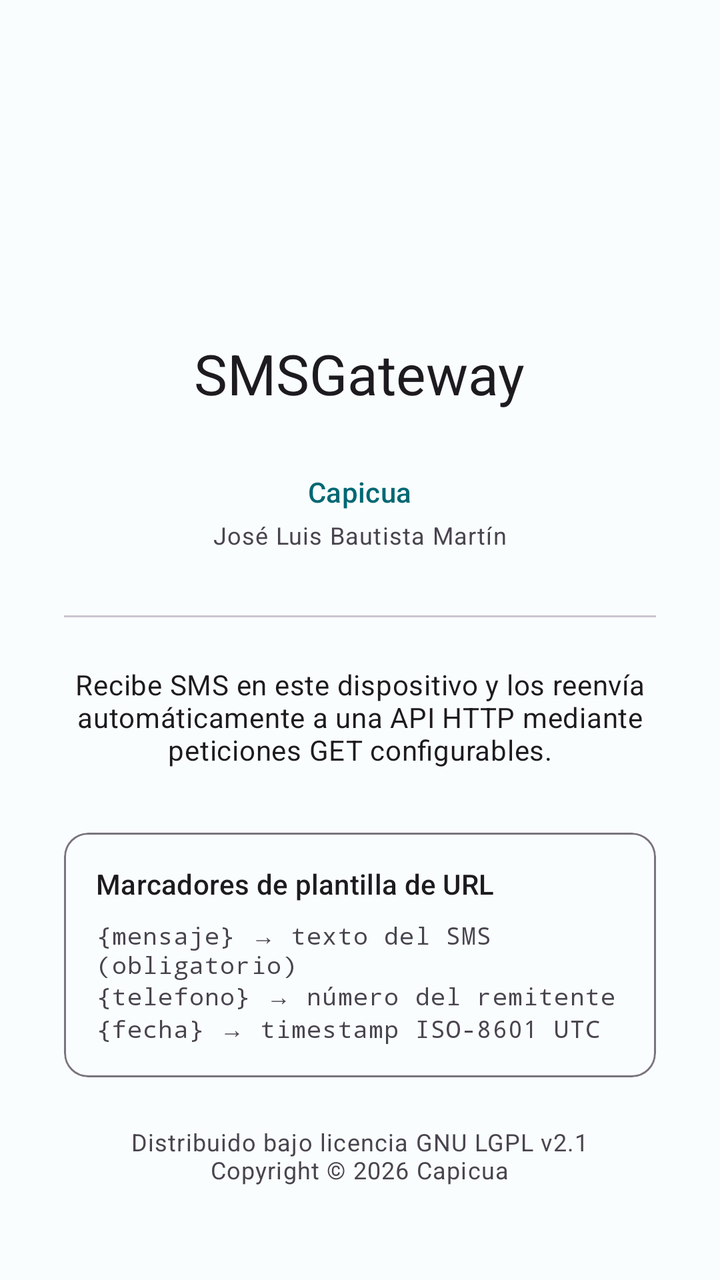
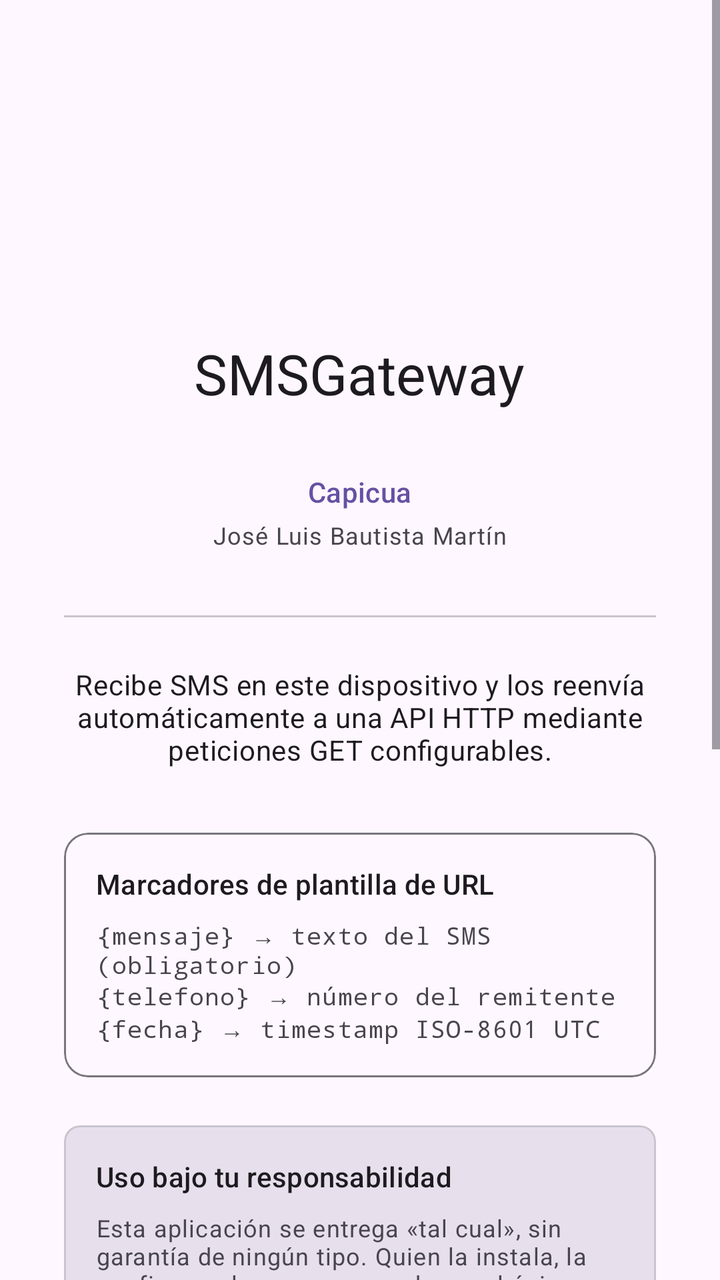

Compare the two renders of this Android layout. The source of the first and the diff that turns it into the second are given below.
<!-- AndroidManifest.xml: application theme Theme.SmsGateway -->
<!-- res/layout/fragment_about.xml -->
<?xml version="1.0" encoding="utf-8"?>
<ScrollView
    xmlns:android="http://schemas.android.com/apk/res/android"
    xmlns:app="http://schemas.android.com/apk/res-auto"
    android:layout_width="match_parent"
    android:layout_height="match_parent"
    android:fillViewport="true">

    <LinearLayout
        android:layout_width="match_parent"
        android:layout_height="wrap_content"
        android:orientation="vertical"
        android:gravity="center_horizontal"
        android:padding="32dp">

        
        <ImageView
            android:layout_width="96dp"
            android:layout_height="96dp"
            android:layout_marginTop="16dp"
            android:layout_marginBottom="24dp"
            android:src="@mipmap/ic_launcher"
            android:contentDescription="@string/app_name" />

        
        <TextView
            android:layout_width="wrap_content"
            android:layout_height="wrap_content"
            android:text="@string/app_name"
            android:textAppearance="@style/TextAppearance.Material3.HeadlineMedium"
            android:layout_marginBottom="4dp" />

        
        <TextView
            android:id="@+id/text_version"
            android:layout_width="wrap_content"
            android:layout_height="wrap_content"
            android:textAppearance="@style/TextAppearance.Material3.BodyMedium"
            android:textColor="?attr/colorOnSurfaceVariant"
            android:layout_marginBottom="8dp" />

        
        <TextView
            android:layout_width="wrap_content"
            android:layout_height="wrap_content"
            android:text="@string/about_empresa"
            android:textAppearance="@style/TextAppearance.Material3.TitleSmall"
            android:textColor="?attr/colorPrimary"
            android:layout_marginBottom="4dp" />

        
        <TextView
            android:layout_width="wrap_content"
            android:layout_height="wrap_content"
            android:text="@string/about_autor"
            android:textAppearance="@style/TextAppearance.Material3.BodySmall"
            android:textColor="?attr/colorOnSurfaceVariant"
            android:layout_marginBottom="32dp" />

        <com.google.android.material.divider.MaterialDivider
            android:layout_width="match_parent"
            android:layout_height="wrap_content"
            android:layout_marginBottom="24dp" />

        
        <TextView
            android:layout_width="match_parent"
            android:layout_height="wrap_content"
            android:text="@string/about_descripcion"
            android:textAppearance="@style/TextAppearance.Material3.BodyMedium"
            android:textAlignment="center"
            android:layout_marginBottom="32dp" />

        
        <com.google.android.material.card.MaterialCardView
            android:layout_width="match_parent"
            android:layout_height="wrap_content"
            android:layout_marginBottom="24dp"
            app:cardElevation="0dp"
            app:strokeColor="?attr/colorOutline"
            app:strokeWidth="1dp">

            <LinearLayout
                android:layout_width="match_parent"
                android:layout_height="wrap_content"
                android:orientation="vertical"
                android:padding="16dp">

                <TextView
                    android:layout_width="wrap_content"
                    android:layout_height="wrap_content"
                    android:text="@string/about_marcadores_titulo"
                    android:textAppearance="@style/TextAppearance.Material3.TitleSmall"
                    android:layout_marginBottom="8dp" />

                <TextView
                    android:layout_width="wrap_content"
                    android:layout_height="wrap_content"
                    android:text="@string/about_marcadores_detalle"
                    android:textAppearance="@style/TextAppearance.Material3.BodySmall"
                    android:fontFamily="monospace" />

            </LinearLayout>
        </com.google.android.material.card.MaterialCardView>

        
        <TextView
            android:layout_width="wrap_content"
            android:layout_height="wrap_content"
            android:text="@string/about_licencia"
            android:textAppearance="@style/TextAppearance.Material3.BodySmall"
            android:textColor="?attr/colorOnSurfaceVariant"
            android:textAlignment="center" />

    </LinearLayout>
</ScrollView>
<!-- resources referenced by this layout -->
<resources>
  <string name="about_autor">José Luis Bautista Martín</string>
  <string name="about_descripcion">Recibe SMS en este dispositivo y los reenvía automáticamente a una API HTTP mediante peticiones GET configurables.</string>
  <string name="about_empresa">Capicua</string>
  <string name="about_licencia">Distribuido bajo licencia GNU LGPL v2.1\nCopyright © 2026 Capicua</string>
  <string name="about_marcadores_detalle">{mensaje}   → texto del SMS (obligatorio)\n{telefono}  → número del remitente\n{fecha}     → timestamp ISO-8601 UTC</string>
  <string name="about_marcadores_titulo">Marcadores de plantilla de URL</string>
  <string name="app_name">SMSGateway</string>
  <style name="Theme.SmsGateway" parent="Theme.Material3.DayNight.NoActionBar">
          <item name="colorPrimary">@color/md_theme_primary</item>
          <item name="colorOnPrimary">@color/md_theme_on_primary</item>
          <item name="colorPrimaryContainer">@color/md_theme_primary_container</item>
          <item name="colorOnPrimaryContainer">@color/md_theme_on_primary_container</item>
          <item name="colorSecondary">@color/md_theme_secondary</item>
          <item name="colorOnSecondary">@color/md_theme_on_secondary</item>
          <item name="colorError">@color/md_theme_error</item>
          <item name="android:colorBackground">@color/md_theme_background</item>
          <item name="colorSurface">@color/md_theme_surface</item>
      </style>
  <!-- drawable ic_launcher_background (drawable) -->
  <?xml version="1.0" encoding="utf-8"?>
  <shape xmlns:android="http://schemas.android.com/apk/res/android"
      android:shape="rectangle">
      <solid android:color="#1565C0" />
  </shape>
  <color name="md_theme_primary">#006874</color>
  <color name="md_theme_on_primary">#FFFFFF</color>
  <color name="md_theme_primary_container">#97F0FF</color>
  <color name="md_theme_on_primary_container">#001F24</color>
  <color name="md_theme_secondary">#4A6267</color>
  <color name="md_theme_on_secondary">#FFFFFF</color>
  <color name="md_theme_error">#BA1A1A</color>
  <color name="md_theme_background">#FAFDFD</color>
  <color name="md_theme_surface">#FAFDFD</color>
  <!-- unchanged entries left out for length: 2 -->
</resources>

<!-- the commit's change to res/layout/fragment_about.xml (unified diff, before → after) -->
@@ -1,4 +1,5 @@
 <?xml version="1.0" encoding="utf-8"?>
+
 <ScrollView
     xmlns:android="http://schemas.android.com/apk/res/android"
     xmlns:app="http://schemas.android.com/apk/res-auto"
@@ -104,6 +105,80 @@
         </com.google.android.material.card.MaterialCardView>
 
         
+        <com.google.android.material.card.MaterialCardView
+            android:layout_width="match_parent"
+            android:layout_height="wrap_content"
+            android:layout_marginBottom="24dp"
+            app:cardElevation="0dp"
+            app:cardBackgroundColor="?attr/colorSurfaceVariant"
+            app:cardCornerRadius="8dp">
+
+            <LinearLayout
+                android:layout_width="match_parent"
+                android:layout_height="wrap_content"
+                android:orientation="vertical"
+                android:padding="16dp">
+
+                <TextView
+                    android:layout_width="wrap_content"
+                    android:layout_height="wrap_content"
+                    android:text="@string/about_responsabilidad_titulo"
+                    android:textAppearance="@style/TextAppearance.Material3.TitleSmall"
+                    android:layout_marginBottom="8dp" />
+
+                <TextView
+                    android:layout_width="match_parent"
+                    android:layout_height="wrap_content"
+                    android:text="@string/about_responsabilidad_detalle"
+                    android:textAppearance="@style/TextAppearance.Material3.BodySmall" />
+
+            </LinearLayout>
+        </com.google.android.material.card.MaterialCardView>
+
+        
+        <com.google.android.material.card.MaterialCardView
+            android:layout_width="match_parent"
+            android:layout_height="wrap_content"
+            android:layout_marginBottom="24dp"
+            app:cardElevation="0dp"
+            app:strokeColor="?attr/colorOutline"
+            app:strokeWidth="1dp">
+
+            <LinearLayout
+                android:layout_width="match_parent"
+                android:layout_height="wrap_content"
+                android:orientation="vertical"
+                android:padding="16dp">
+
+                <TextView
+                    android:layout_width="wrap_content"
+                    android:layout_height="wrap_content"
+                    android:text="@string/about_donativo_titulo"
+                    android:textAppearance="@style/TextAppearance.Material3.TitleSmall"
+                    android:layout_marginBottom="8dp" />
+
+                <TextView
+                    android:layout_width="match_parent"
+                    android:layout_height="wrap_content"
+                    android:text="@string/about_donativo_detalle"
+                    android:textAppearance="@style/TextAppearance.Material3.BodySmall"
+                    android:layout_marginBottom="12dp" />
+
+                <com.google.android.material.button.MaterialButton
+                    android:id="@+id/button_donativo"
+                    style="@style/Widget.Material3.Button.TonalButton"
+                    android:layout_width="match_parent"
+                    android:layout_height="wrap_content"
+                    android:text="@string/about_donativo_boton"
+                    app:icon="@drawable/ic_corazon"
+                    app:iconGravity="textStart"
+                    app:iconSize="20dp"
+                    app:iconTint="@null" />
+
+            </LinearLayout>
+        </com.google.android.material.card.MaterialCardView>
+
+        
         <TextView
             android:layout_width="wrap_content"
             android:layout_height="wrap_content"
<!-- resource entries referenced after the edit -->
@@ -1,11 +1,31 @@
 <!-- resources referenced by this layout -->
 <resources>
+  <!-- drawable ic_corazon (drawable) -->
+  <?xml version="1.0" encoding="utf-8"?>
+  <vector xmlns:android="http://schemas.android.com/apk/res/android"
+      android:width="24dp"
+      android:height="24dp"
+      android:viewportWidth="24"
+      android:viewportHeight="24">
+  
+      <path
+          android:pathData="M12,22.56 C2.4,14.88 0.48,9.12 4.08,5.28 C7.2,2.16 11.04,3.12 12,6.24 C12.96,3.12 16.8,2.16 19.92,5.28 C23.52,9.12 21.6,14.88 12,22.56 Z"
+          android:fillColor="#FFCB4C"
+          android:strokeColor="#D69E2E"
+          android:strokeWidth="0.857" />
+  
+  </vector>
   <string name="about_autor">José Luis Bautista Martín</string>
   <string name="about_descripcion">Recibe SMS en este dispositivo y los reenvía automáticamente a una API HTTP mediante peticiones GET configurables.</string>
+  <string name="about_donativo_boton">Invitar a un café</string>
+  <string name="about_donativo_detalle">Esta aplicación es gratuita, sin anuncios y de código abierto. Si te resulta útil, puedes invitarme a un café. Es completamente opcional: la aplicación no insiste ni limita ninguna función.</string>
+  <string name="about_donativo_titulo">Apoyar el proyecto</string>
   <string name="about_empresa">Capicua</string>
   <string name="about_licencia">Distribuido bajo licencia GNU LGPL v2.1\nCopyright © 2026 Capicua</string>
   <string name="about_marcadores_detalle">{mensaje}   → texto del SMS (obligatorio)\n{telefono}  → número del remitente\n{fecha}     → timestamp ISO-8601 UTC</string>
   <string name="about_marcadores_titulo">Marcadores de plantilla de URL</string>
+  <string name="about_responsabilidad_detalle">Esta aplicación se entrega «tal cual», sin garantía de ningún tipo. Quien la instala, la configura y la pone en marcha es el único responsable del uso que haga de ella y de cumplir la legislación que le sea aplicable, incluidas la protección de datos y el secreto de las comunicaciones. Ni Capicua ni el autor, José Luis Bautista Martín, responden de ningún daño, pérdida o retraso de mensajes, coste, sanción o incumplimiento derivado de su uso, de su mal uso o de la imposibilidad de usarla.</string>
+  <string name="about_responsabilidad_titulo">Uso bajo tu responsabilidad</string>
   <string name="app_name">SMSGateway</string>
   <style name="Theme.SmsGateway" parent="Theme.Material3.DayNight.NoActionBar">
           <item name="colorPrimary">@color/md_theme_primary</item>
@@ -17,6 +37,10 @@
           <item name="colorError">@color/md_theme_error</item>
           <item name="android:colorBackground">@color/md_theme_background</item>
           <item name="colorSurface">@color/md_theme_surface</item>
+  
+          
+          <item name="android:statusBarColor">@android:color/transparent</item>
+          <item name="android:navigationBarColor">#52000000</item>
       </style>
   <!-- drawable ic_launcher_background (drawable) -->
   <?xml version="1.0" encoding="utf-8"?>
